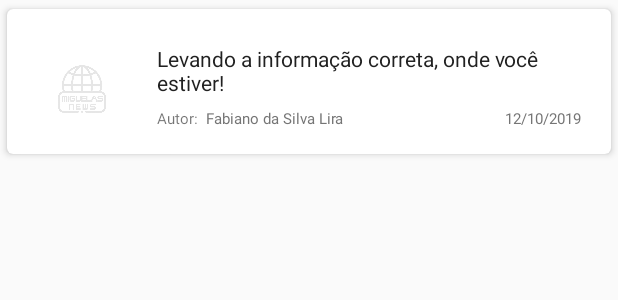
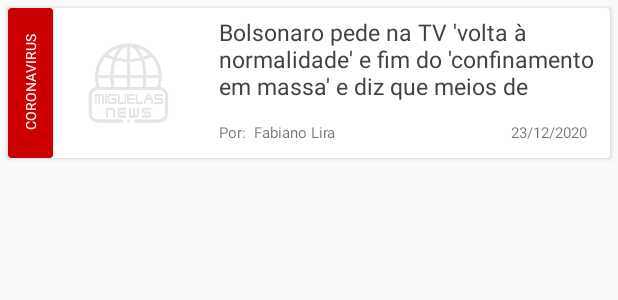
Before and after one commit to fabianodasilvalira/MiguelasNews, an Android app: the layout adapter_noticias.xml on its own in the app's theme, with its tools: preview values and no code run, on a phone screen of 412 x 824 dp. Shown: the top 300 px of the screen. Run offline under Robolectric (Android 15) with nearby library versions, the phone set to English and light mode, and no system bars.

Commit message:
colocando cores nas categorias de noticias

```diff
--- a/app/src/main/java/com/fabianolira/appmiguelasnews/activity/MainActivity.java
+++ b/app/src/main/java/com/fabianolira/appmiguelasnews/activity/MainActivity.java
@@ -76,8 +76,7 @@ public class MainActivity extends AppCompatActivity {
                     Toast.makeText(MainActivity.this, "Menu Noticias clicado!", Toast.LENGTH_SHORT).show();
                 }
                 if(item.getItemId() == R.id.menu_categoria){
-                    //Intent intent = new Intent(getApplicationContext(), CategoriasFragment.class);
-                    //startActivity(intent);
+
 
                     Toast.makeText(MainActivity.this, "Menu Categorias clicado!", Toast.LENGTH_SHORT).show();
                 }
--- a/app/src/main/java/com/fabianolira/appmiguelasnews/fragment/NoticiasRecentesFragment.java
+++ b/app/src/main/java/com/fabianolira/appmiguelasnews/fragment/NoticiasRecentesFragment.java
@@ -229,6 +229,8 @@ public class NoticiasRecentesFragment extends Fragment {
                     //Log.d("Imagem capa", "onResponse: " + noticia.getImagen_capa());
 
 
+
+
                     NoticiaDAO noticiaDAO = new NoticiaDAO(getContext());
 
 
@@ -351,6 +353,4 @@ public class NoticiasRecentesFragment extends Fragment {
         });
 
     }
-
-
 }
--- a/app/src/main/java/com/fabianolira/appmiguelasnews/helper/DbHelper.java
+++ b/app/src/main/java/com/fabianolira/appmiguelasnews/helper/DbHelper.java
@@ -22,7 +22,8 @@ public class DbHelper extends SQLiteOpenHelper {
     public void onCreate(SQLiteDatabase db) {
 
         String sqlNoticia = "CREATE TABLE IF NOT EXISTS " + TABELA_NOTICIAS
-                + " (id INTEGER PRIMARY KEY,"
+                + " (id INTEGER PRIMARY KEY AUTOINCREMENT,"
+                + " id_noticia TEXT NOT NULL,  "
                 + " titulo TEXT NOT NULL,  "
                 + " corpo TEXT NOT NULL, "
                 + " dt_publicacao TEXT NULL, "
@@ -30,7 +31,8 @@ public class DbHelper extends SQLiteOpenHelper {
                 + " fonte_nm TEXT NULL ) ";
 
         String sqlCategoria = "CREATE TABLE IF NOT EXISTS " + TABELA_CATEGORIAS
-                + " (id INTEGER PRIMARY KEY,"
+                + " (id INTEGER PRIMARY KEY AUTOINCREMENT,"
+                + " id_categoria TEXT NULL ) "
                 + " nome TEXT NULL ) ";
 
         try {
--- a/app/src/main/res/layout/adapter_categorias.xml
+++ b/app/src/main/res/layout/adapter_categorias.xml
@@ -36,9 +36,11 @@
 
 
             <LinearLayout
+                android:id="@+id/linearLayoutCorCategoria"
                 android:layout_width="match_parent"
                 android:layout_height="match_parent"
                 android:layout_gravity="center_vertical"
+                android:background="@android:color/holo_red_dark"
                 android:orientation="vertical"
                 android:padding="10dp">
 
@@ -50,7 +52,7 @@
                     android:layout_marginTop="-5dp"
                     android:layout_weight="1"
                     android:text="@string/categoria"
-                    android:textColor="@color/textoPrimario"
+                    android:textColor="@android:color/white"
                     android:textSize="14sp" />
 
 
--- a/app/src/main/res/layout/adapter_noticias.xml
+++ b/app/src/main/res/layout/adapter_noticias.xml
@@ -6,115 +6,138 @@
     android:layout_height="wrap_content">
 
     <androidx.cardview.widget.CardView
-        android:layout_width="match_parent"
-        android:layout_height="wrap_content"
-        android:foreground="?android:attr/selectableItemBackground"
-        app:cardCornerRadius="4dp"
-        app:cardElevation="3sp"
-        app:cardUseCompatPadding="true">
+        android:id="@+id/cardView2"
+        android:layout_width="wrap_content"
+        android:layout_height="100dp"
+        android:layout_margin="5dp"
+
+
+        app:layout_constraintEnd_toEndOf="parent"
+        app:layout_constraintStart_toStartOf="parent"
+        app:layout_constraintTop_toTopOf="parent"
+        tools:ignore="MissingConstraints">
 
         <LinearLayout
             android:id="@+id/linearLayoutNoticias"
             android:layout_width="match_parent"
             android:layout_height="match_parent"
-            android:layout_marginTop="10dp"
-            android:gravity="center_vertical"
-            android:orientation="horizontal"
-            android:paddingLeft="10dp"
-            android:paddingTop="3dp"
-            android:paddingRight="10dp"
-            android:paddingBottom="3dp">
+            android:orientation="horizontal">
+
+            <androidx.cardview.widget.CardView
+                android:id="@+id/corCategoria"
+                android:layout_width="30dp"
+                android:layout_height="match_parent"
+                app:cardBackgroundColor="@android:color/holo_red_dark">
+
+                <TextView
+                    android:id="@+id/tituloCategoria"
+                    android:layout_width="100dp"
+                    android:layout_height="20dp"
+                    android:layout_gravity="center"
+                    android:gravity="center|center_horizontal|center_vertical"
+                    android:rotation="-90"
+                    android:text="@string/titulo_categoria"
+                    android:textColor="@android:color/white"
+                    android:textSize="9sp" />
+            </androidx.cardview.widget.CardView>
 
             <ImageView
                 android:id="@+id/imageNoticia"
-                android:layout_width="60dp"
-                android:layout_height="60dp"
-                android:contentDescription="@string/imagens_noticias"
-                android:layout_gravity="center_vertical"
-                android:layout_margin="10dp"
-                app:srcCompat="@drawable/logonews"
-                android:scaleType="centerCrop" />
-
+                android:layout_width="100dp"
+                android:layout_height="100dp"
+                android:layout_gravity="center"
+                android:layout_marginTop="5dp"
+                android:layout_marginEnd="5dp"
+                android:layout_marginRight="5dp"
+                android:layout_marginBottom="5dp"
+                android:layout_weight="0"
+                android:contentDescription="@string/imagem"
+                android:scaleType="centerCrop"
+                app:srcCompat="@drawable/logonews" />
 
             <LinearLayout
                 android:layout_width="match_parent"
                 android:layout_height="match_parent"
-                android:layout_gravity="center_vertical"
                 android:orientation="vertical"
-                android:padding="10dp">
+                app:layout_constraintEnd_toEndOf="parent"
+                app:layout_constraintStart_toStartOf="parent">
 
                 <TextView
                     android:id="@+id/textNoticiasRecentes"
                     android:layout_width="wrap_content"
-                    android:layout_height="0dp"
+                    android:layout_height="41dp"
+                    android:layout_marginLeft="5dp"
+                    android:layout_marginTop="5dp"
+                    android:layout_marginRight="5dp"
+                    android:layout_marginBottom="-5dp"
                     android:layout_weight="1"
-                    android:maxLines="2"
-                    android:text="@string/bordao_miguelasNews"
-                    android:textColor="@color/textoPrimario"
-                    android:textSize="14sp" />
+                    android:maxLines="3"
+                    android:text="Bolsonaro pede na TV 'volta à normalidade' e fim do 'confinamento em massa' e diz que meios de comunicação espalharam 'pavor'"
+                    android:textColor="@color/cardview_dark_background"
+                    android:textSize="15sp" />
 
                 <LinearLayout
                     android:layout_width="match_parent"
                     android:layout_height="wrap_content"
+                    android:layout_marginBottom="10dp"
+                    android:baselineAligned="false"
+                    android:gravity="center_vertical"
                     android:orientation="horizontal">
 
                     <LinearLayout
-                        android:layout_width="wrap_content"
-                        android:layout_height="wrap_content">
+                        android:layout_width="match_parent"
+                        android:layout_height="match_parent"
 
-                        <TextView
-                            android:layout_width="wrap_content"
-                            android:layout_height="wrap_content"
-                            android:layout_marginTop="3dp"
-                            android:layout_marginRight="5dp"
-                            android:text="@string/autor"
-                            android:textSize="10sp" />
-                    </LinearLayout>
-
-                    <LinearLayout
-                        android:layout_width="wrap_content"
-                        android:layout_height="match_parent"
-                        android:gravity="start"
+                        android:layout_weight="1"
                         android:orientation="horizontal">
 
                         <TextView
+                            android:id="@+id/textView4"
+                            android:layout_width="wrap_content"
+                            android:layout_height="wrap_content"
+                            android:layout_marginLeft="5dp"
+                            android:layout_marginRight="5dp"
+                            android:layout_weight="0"
+                            android:text="@string/autor"
+                            android:textSize="10sp" />
+
+                        <TextView
                             android:id="@+id/autorNoticia"
-                            android:layout_width="match_parent"
+                            android:layout_width="wrap_content"
                             android:layout_height="wrap_content"
-                            android:layout_marginTop="3dp"
-                            android:layout_marginBottom="3dp"
-                            android:fadeScrollbars="false"
-                            android:text="@string/autor_noticia_adapter"
-                            android:textColor="@color/textoSecundario"
+                            android:layout_weight="0"
+                            android:text="@string/autor_noticia"
                             android:textSize="10sp" />
                     </LinearLayout>
 
                     <LinearLayout
                         android:layout_width="match_parent"
                         android:layout_height="wrap_content"
-                        android:gravity="right"
+                        android:layout_marginLeft="5dp"
+                        android:layout_marginRight="5dp"
+                        android:layout_weight="1"
+                        android:gravity="end"
                         android:orientation="horizontal">
-
 
                         <TextView
                             android:id="@+id/dataNoticia"
                             android:layout_width="wrap_content"
                             android:layout_height="wrap_content"
-                            android:layout_marginStart="15dp"
-                            android:layout_marginLeft="15dp"
-                            android:layout_marginTop="3dp"
-                            android:layout_marginBottom="3dp"
-                            android:fadeScrollbars="false"
+                            android:layout_marginLeft="10dp"
+                            android:layout_marginRight="10dp"
+                            android:layout_weight="0"
+                            android:foregroundGravity="right"
                             android:gravity="right"
-                            android:text="@string/data_adapter"
-                            android:textColor="@color/textoSecundario"
+                            android:text="@string/data"
                             android:textSize="10sp" />
                     </LinearLayout>
 
                 </LinearLayout>
+            </LinearLayout>
 
-            </LinearLayout>
+
         </LinearLayout>
+
     </androidx.cardview.widget.CardView>
 
 
--- a/app/src/main/res/layout/fragment_noticias_recentes.xml
+++ b/app/src/main/res/layout/fragment_noticias_recentes.xml
@@ -1,7 +1,7 @@
 <?xml version="1.0" encoding="utf-8"?>
-<androidx.swiperefreshlayout.widget.SwipeRefreshLayout
-    xmlns:android="http://schemas.android.com/apk/res/android"
+<androidx.swiperefreshlayout.widget.SwipeRefreshLayout xmlns:android="http://schemas.android.com/apk/res/android"
     xmlns:tools="http://schemas.android.com/tools"
+    xmlns:app="http://schemas.android.com/apk/res-auto"
     android:id="@+id/swipe"
     android:layout_width="match_parent"
     android:layout_height="match_parent"
@@ -18,6 +18,7 @@
             android:layout_width="match_parent"
             android:layout_height="wrap_content"
             android:clipToPadding="false"
+            app:layout_constraintBottom_toBottomOf="parent"
             android:scrollbars="none" />
 
         <ProgressBar
--- a/app/src/main/res/values/strings.xml
+++ b/app/src/main/res/values/strings.xml
@@ -9,7 +9,7 @@
     <string name="imagem_logo_miguelas_news">logo_miguelas</string>
     <string name="titulo_noticia">Levando a informação correta, onde você estiver!</string>
     <string name="icon_image">Icone para autor da noticia</string>
-    <string name="autor_noticia">Autor: Fabiano Lira</string>
+    <string name="autor_noticia">Fabiano Lira</string>
     <string name="data_noticia">data da noticia recente</string>
     <string name="voltar">Voltar</string>
     <string name="_12_09_2020">12/09/2020</string>
@@ -18,12 +18,18 @@
     <string name="imagem_splash">Imagem abertura app</string>
     <string name="email">fabianolira@outlook.com</string>
     <string name="imagem_menu">Imagem do menu principal</string>
-    <string name="autor">Autor:</string>
+    <string name="autor">Por:</string>
     <string name="bordao_miguelasNews">Levando a informação correta, onde você estiver!</string>
     <string name="autor_noticia_adapter">Fabiano da Silva Lira</string>
     <string name="data_adapter">12/10/2019</string>
     <string name="categoria">Categoria</string>
     <string name="admob_appid">ca-app-pub-5690645099349161~9782560796</string>
     <string name="admob_banner">ca-app-pub-5690645099349161/2659339540</string>
+    <string name="titulo">miguelasNews levando a informação correta até você! onde você estiver, sempre!</string>
+    <string name="titulo_categoria">CORONAVIRUS</string>
+    <string name="titulo_da_noticia">miguelasNews levando a informação correta até você! onde você estiver, sempre!</string>
+    <string name="data">23/12/2020</string>
+    <string name="imagem">Imagem</string>
+
 
 </resources>
```
Also changed, not shown: app/src/main/java/com/fabianolira/appmiguelasnews/DAO/CategoriaDAO.java (+6 -6 lines), app/src/main/java/com/fabianolira/appmiguelasnews/DAO/NoticiaDAO.java (+7 -14 lines), app/src/main/java/com/fabianolira/appmiguelasnews/activity/NoticiasDetalhesActivity.java (+35 -5 lines), app/src/main/java/com/fabianolira/appmiguelasnews/adapter/CategoriasAdapter.java (+10 -1 lines), app/src/main/java/com/fabianolira/appmiguelasnews/adapter/NoticiasAdapter.java (+11 -6 lines), app/src/main/java/com/fabianolira/appmiguelasnews/adapter/NoticiasPorCategoriaAdapter.java (+21 -10 lines), app/src/main/java/com/fabianolira/appmiguelasnews/model/Categoria.java (+9 -0 lines), app/src/main/java/com/fabianolira/appmiguelasnews/model/Noticia.java (+9 -0 lines), app/src/main/res/drawable-v24/noticialogo.png (deleted).
